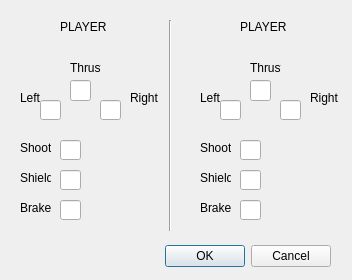
LeifAndersen/CS3505-hw4, file settings.ui: the form before one commit.
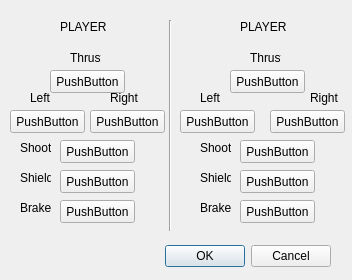
The form after the commit.

Diff of the .ui file:
```diff
--- a/settings.ui
+++ b/settings.ui
@@ -46,7 +46,7 @@
    <property name="geometry">
     <rect>
      <x>70</x>
-     <y>60</y>
+     <y>50</y>
      <width>31</width>
      <height>16</height>
     </rect>
@@ -55,23 +55,10 @@
     <string>Thrust</string>
    </property>
   </widget>
-  <widget class="QLineEdit" name="Player1_thrust">
-   <property name="geometry">
-    <rect>
-     <x>70</x>
-     <y>80</y>
-     <width>21</width>
-     <height>21</height>
-    </rect>
-   </property>
-   <property name="maxLength">
-    <number>1</number>
-   </property>
-  </widget>
   <widget class="QLabel" name="Player1b">
    <property name="geometry">
     <rect>
-     <x>20</x>
+     <x>30</x>
      <y>90</y>
      <width>21</width>
      <height>16</height>
@@ -97,7 +84,7 @@
   <widget class="QLabel" name="Player1c">
    <property name="geometry">
     <rect>
-     <x>130</x>
+     <x>110</x>
      <y>90</y>
      <width>31</width>
      <height>16</height>
@@ -133,97 +120,6 @@
     <string>Brake</string>
    </property>
   </widget>
-  <widget class="QLineEdit" name="Player1_left">
-   <property name="geometry">
-    <rect>
-     <x>40</x>
-     <y>100</y>
-     <width>21</width>
-     <height>20</height>
-    </rect>
-   </property>
-   <property name="maxLength">
-    <number>1</number>
-   </property>
-  </widget>
-  <widget class="QLineEdit" name="Player1_right">
-   <property name="geometry">
-    <rect>
-     <x>100</x>
-     <y>100</y>
-     <width>21</width>
-     <height>20</height>
-    </rect>
-   </property>
-   <property name="maxLength">
-    <number>1</number>
-   </property>
-  </widget>
-  <widget class="QLineEdit" name="Player1_shoot">
-   <property name="geometry">
-    <rect>
-     <x>60</x>
-     <y>140</y>
-     <width>21</width>
-     <height>20</height>
-    </rect>
-   </property>
-   <property name="maxLength">
-    <number>1</number>
-   </property>
-  </widget>
-  <widget class="QLineEdit" name="Player1_shield">
-   <property name="geometry">
-    <rect>
-     <x>60</x>
-     <y>170</y>
-     <width>21</width>
-     <height>20</height>
-    </rect>
-   </property>
-   <property name="maxLength">
-    <number>1</number>
-   </property>
-  </widget>
-  <widget class="QLineEdit" name="Player1_break">
-   <property name="geometry">
-    <rect>
-     <x>60</x>
-     <y>200</y>
-     <width>21</width>
-     <height>20</height>
-    </rect>
-   </property>
-   <property name="maxLength">
-    <number>1</number>
-   </property>
-  </widget>
-  <widget class="QLineEdit" name="Player2_thust">
-   <property name="geometry">
-    <rect>
-     <x>250</x>
-     <y>80</y>
-     <width>21</width>
-     <height>21</height>
-    </rect>
-   </property>
-   <property name="maxLength">
-    <number>1</number>
-   </property>
-  </widget>
-  <widget class="QLineEdit" name="Player2_shield">
-   <property name="geometry">
-    <rect>
-     <x>240</x>
-     <y>170</y>
-     <width>21</width>
-     <height>20</height>
-    </rect>
-   </property>
-   <property name="maxLength">
-    <number>1</number>
-   </property>
-  </widget>
   <widget class="QLabel" name="Player2Title">
    <property name="geometry">
     <rect>
@@ -276,24 +172,11 @@
     <string>Right</string>
    </property>
   </widget>
-  <widget class="QLineEdit" name="Player2_brake">
-   <property name="geometry">
-    <rect>
-     <x>240</x>
-     <y>200</y>
-     <width>21</width>
-     <height>20</height>
-    </rect>
-   </property>
-   <property name="maxLength">
-    <number>1</number>
-   </property>
-  </widget>
   <widget class="QLabel" name="Player2a">
    <property name="geometry">
     <rect>
      <x>250</x>
-     <y>60</y>
+     <y>50</y>
      <width>31</width>
      <height>16</height>
     </rect>
@@ -315,19 +198,6 @@
     <string>Brake</string>
    </property>
   </widget>
-  <widget class="QLineEdit" name="Playe2_Shoot">
-   <property name="geometry">
-    <rect>
-     <x>240</x>
-     <y>140</y>
-     <width>21</width>
-     <height>20</height>
-    </rect>
-   </property>
-   <property name="maxLength">
-    <number>1</number>
-   </property>
-  </widget>
   <widget class="QLabel" name="Player2d">
    <property name="geometry">
     <rect>
@@ -341,32 +211,6 @@
     <string>Shoot</string>
    </property>
   </widget>
-  <widget class="QLineEdit" name="Player2_left">
-   <property name="geometry">
-    <rect>
-     <x>220</x>
-     <y>100</y>
-     <width>21</width>
-     <height>20</height>
-    </rect>
-   </property>
-   <property name="maxLength">
-    <number>1</number>
-   </property>
-  </widget>
-  <widget class="QLineEdit" name="Player2_right">
-   <property name="geometry">
-    <rect>
-     <x>280</x>
-     <y>100</y>
-     <width>21</width>
-     <height>20</height>
-    </rect>
-   </property>
-   <property name="maxLength">
-    <number>1</number>
-   </property>
-  </widget>
   <widget class="Line" name="line">
    <property name="geometry">
     <rect>
@@ -380,6 +224,162 @@
     <enum>Qt::Vertical</enum>
    </property>
   </widget>
+  <widget class="QPushButton" name="Player1_thrust">
+   <property name="geometry">
+    <rect>
+     <x>50</x>
+     <y>70</y>
+     <width>75</width>
+     <height>23</height>
+    </rect>
+   </property>
+   <property name="text">
+    <string>PushButton</string>
+   </property>
+  </widget>
+  <widget class="QPushButton" name="Player1_left">
+   <property name="geometry">
+    <rect>
+     <x>10</x>
+     <y>110</y>
+     <width>75</width>
+     <height>23</height>
+    </rect>
+   </property>
+   <property name="text">
+    <string>PushButton</string>
+   </property>
+  </widget>
+  <widget class="QPushButton" name="Player1_right">
+   <property name="geometry">
+    <rect>
+     <x>90</x>
+     <y>110</y>
+     <width>75</width>
+     <height>23</height>
+    </rect>
+   </property>
+   <property name="text">
+    <string>PushButton</string>
+   </property>
+  </widget>
+  <widget class="QPushButton" name="Player1_shoot">
+   <property name="geometry">
+    <rect>
+     <x>60</x>
+     <y>140</y>
+     <width>75</width>
+     <height>23</height>
+    </rect>
+   </property>
+   <property name="text">
+    <string>PushButton</string>
+   </property>
+  </widget>
+  <widget class="QPushButton" name="Player1_shield">
+   <property name="geometry">
+    <rect>
+     <x>60</x>
+     <y>170</y>
+     <width>75</width>
+     <height>23</height>
+    </rect>
+   </property>
+   <property name="text">
+    <string>PushButton</string>
+   </property>
+  </widget>
+  <widget class="QPushButton" name="Player1_brake">
+   <property name="geometry">
+    <rect>
+     <x>60</x>
+     <y>200</y>
+     <width>75</width>
+     <height>23</height>
+    </rect>
+   </property>
+   <property name="text">
+    <string>PushButton</string>
+   </property>
+  </widget>
+  <widget class="QPushButton" name="Player2_thrust">
+   <property name="geometry">
+    <rect>
+     <x>230</x>
+     <y>70</y>
+     <width>75</width>
+     <height>23</height>
+    </rect>
+   </property>
+   <property name="text">
+    <string>PushButton</string>
+   </property>
+  </widget>
+  <widget class="QPushButton" name="Player2_left">
+   <property name="geometry">
+    <rect>
+     <x>180</x>
+     <y>110</y>
+     <width>75</width>
+     <height>23</height>
+    </rect>
+   </property>
+   <property name="text">
+    <string>PushButton</string>
+   </property>
+  </widget>
+  <widget class="QPushButton" name="Player2_right">
+   <property name="geometry">
+    <rect>
+     <x>270</x>
+     <y>110</y>
+     <width>75</width>
+     <height>23</height>
+    </rect>
+   </property>
+   <property name="text">
+    <string>PushButton</string>
+   </property>
+  </widget>
+  <widget class="QPushButton" name="Player2_shoot">
+   <property name="geometry">
+    <rect>
+     <x>240</x>
+     <y>140</y>
+     <width>75</width>
+     <height>23</height>
+    </rect>
+   </property>
+   <property name="text">
+    <string>PushButton</string>
+   </property>
+  </widget>
+  <widget class="QPushButton" name="Player2_shield">
+   <property name="geometry">
+    <rect>
+     <x>240</x>
+     <y>170</y>
+     <width>75</width>
+     <height>23</height>
+    </rect>
+   </property>
+   <property name="text">
+    <string>PushButton</string>
+   </property>
+  </widget>
+  <widget class="QPushButton" name="Player2_brake">
+   <property name="geometry">
+    <rect>
+     <x>240</x>
+     <y>200</y>
+     <width>75</width>
+     <height>23</height>
+    </rect>
+   </property>
+   <property name="text">
+    <string>PushButton</string>
+   </property>
+  </widget>
  </widget>
  <resources/>
  <connections>
```
